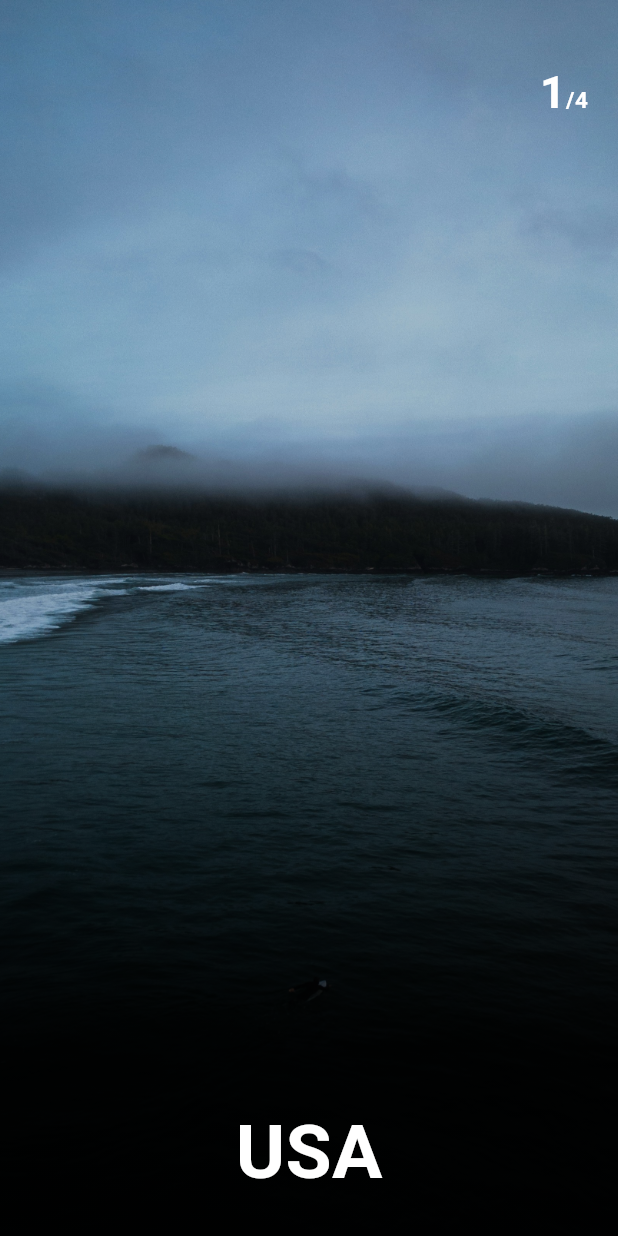
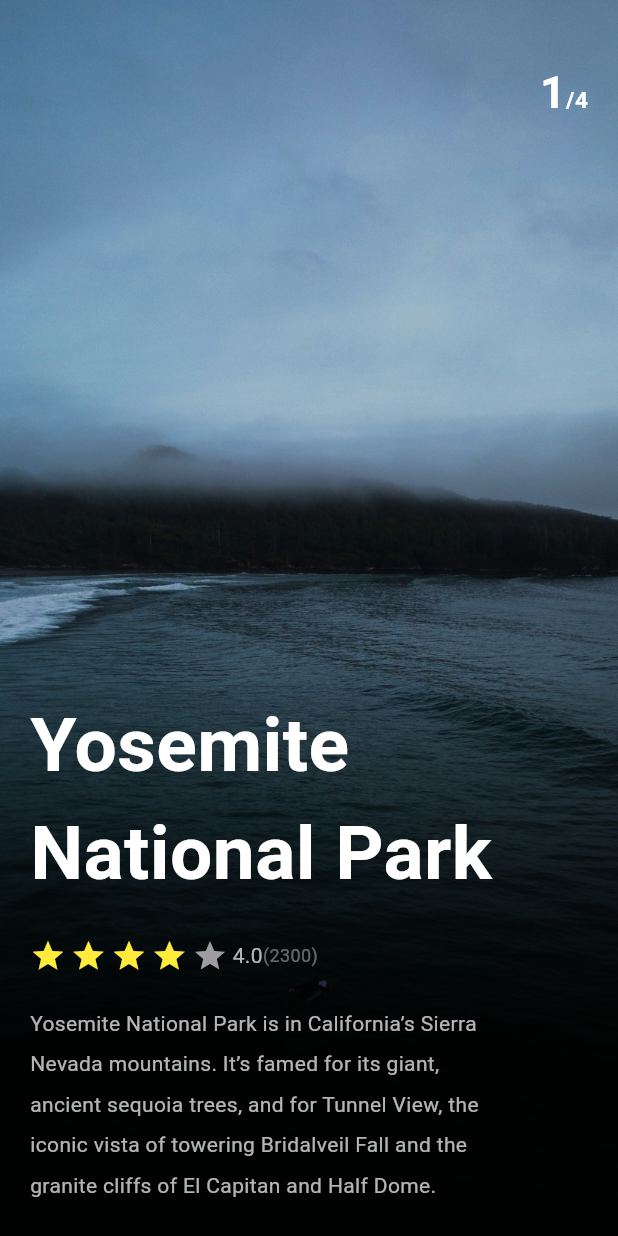
Before and after one commit to sydney1232/travel_ui, a Flutter app: the screen it shows after launch, on a phone screen of 412 x 824 dp. Run offline on Flutter 3.47's test engine with Material 3 defaults, Android fonts, the phone set to English and light mode, and no system bars.

Commit message:
Implemented text, image, and description

```diff
--- a/lib/main.dart
+++ b/lib/main.dart
@@ -1,11 +1,9 @@
 import 'package:flutter/material.dart';
 
-void main() => runApp(
-  MaterialApp(
+void main() => runApp(MaterialApp(
       debugShowCheckedModeBanner: false,
       home: HomePage(),
-  )
-);
+    ));
 
 class HomePage extends StatefulWidget {
   const HomePage({super.key});
@@ -16,69 +14,143 @@ class HomePage extends StatefulWidget {
 
 class _HomePageState extends State<HomePage> {
   late PageController _pageController;
+  late int _pageNum;
 
   @override
   void initState() {
     // TODO: implement initState
+
     _pageController = PageController(
       initialPage: 0,
     )..addListener(_onScroll);
     super.initState();
   }
 
-  void _onScroll(){
-  print("sss");
-  }
+  void _onScroll() {}
 
-  Widget makePage({image}){
+  Widget makePage({descrption, image, title}) {
     return Container(
       decoration: BoxDecoration(
           image: DecorationImage(
-          image:AssetImage(image),
+        image: AssetImage(image),
         fit: BoxFit.cover,
-        )
-      ),
+      )),
       child: Container(
         decoration: BoxDecoration(
-          gradient: LinearGradient(
-            begin: Alignment.bottomRight,
-            stops: [0.3, 0.9],
-            colors: [
+            gradient: LinearGradient(begin: Alignment.bottomRight, stops: [
+          0.3,
+          0.9
+        ], colors: [
           Colors.black.withOpacity(.9),
           Colors.black.withOpacity(.2),
-            ]
-          )
-        ),
+        ])),
         child: Padding(
           padding: EdgeInsets.all(20),
           child: Column(
+            crossAxisAlignment: CrossAxisAlignment.start,
             children: <Widget>[
-              SizedBox(height: 20,),
+              SizedBox(
+                height: 20,
+              ),
               Row(
                 mainAxisAlignment: MainAxisAlignment.end,
                 crossAxisAlignment: CrossAxisAlignment.baseline,
                 textBaseline: TextBaseline.alphabetic,
                 children: [
-                  Text("1", style: TextStyle(color: Colors.white, fontSize: 30, fontWeight: FontWeight.bold)),
-                  Text("/4", style: TextStyle(color: Colors.white, fontSize: 15, fontWeight: FontWeight.bold)),
+                  Text("1",
+                      style: TextStyle(
+                          color: Colors.white,
+                          fontSize: 30,
+                          fontWeight: FontWeight.bold)),
+                  Text("/4",
+                      style: TextStyle(
+                          color: Colors.white,
+                          fontSize: 15,
+                          fontWeight: FontWeight.bold)),
                 ],
-
               ),
-              Expanded(child: Column(
+              Expanded(
+                child: Column(
                   mainAxisAlignment: MainAxisAlignment.end,
                   crossAxisAlignment: CrossAxisAlignment.start,
                   children: [
-                  Text("USA", style: TextStyle(color: Colors.white, fontSize: 50, fontWeight: FontWeight.bold)),
+                    Text(
+                      title,
+                      style: TextStyle(
+                          color: Colors.white,
+                          fontSize: 50,
+                          fontWeight: FontWeight.bold),
+                    ),
+                    SizedBox(
+                      height: 20,
+                    ),
+                    Row(
+                      children: [
+                        Container(
+                          margin: EdgeInsets.only(right: 3),
+                          child: Icon(
+                            Icons.star,
+                            color: Colors.yellow,
+                          ),
+                        ),
+                        Container(
+                          margin: EdgeInsets.only(right: 3),
+                          child: Icon(
+                            Icons.star,
+                            color: Colors.yellow,
+                          ),
+                        ),
+                        Container(
+                          margin: EdgeInsets.only(right: 3),
+                          child: Icon(
+                            Icons.star,
+                            color: Colors.yellow,
+                          ),
+                        ),
+                        Container(
+                          margin: EdgeInsets.only(right: 3),
+                          child: Icon(
+                            Icons.star,
+                            color: Colors.yellow,
+                          ),
+                        ),
+                        Container(
+                          margin: EdgeInsets.only(right: 3),
+                          child: Icon(
+                            Icons.star,
+                            color: Colors.grey,
+                          ),
+                        ),
+                        Text(
+                          "4.0",
+                          style: TextStyle(color: Colors.white70),
+                        ),
+                        Text(
+                          "(2300)",
+                          style: TextStyle(color: Colors.white38, fontSize: 12),
+                        ),
                       ],
-              ))
+                    ),
+                    SizedBox(height: 20),
+                    Padding(
+                      padding: const EdgeInsets.only(right: 50),
+                      child: Text(
+                        descrption,
+                        style: TextStyle(
+                          color: Colors.white.withOpacity(.7),
+                          height: 1.9,
+                        ),
+                      ),
+                    ),
                   ],
-
+                ),
+              )
+            ],
           ),
         ),
       ),
     );
   }
-
 
   @override
   Widget build(BuildContext context) {
@@ -86,10 +158,27 @@ class _HomePageState extends State<HomePage> {
       body: PageView(
         controller: _pageController,
         children: <Widget>[
-          makePage(image: 'assets/images/one.jpg'),
-          makePage(image: 'assets/images/two.jpg'),
-          makePage(image: 'assets/images/three.jpg'),
-          makePage(image: 'assets/images/four.jpg'),
+          makePage(
+              descrption:
+                  "Yosemite National Park is in California’s Sierra Nevada mountains. It’s famed for its giant, ancient sequoia trees, and for Tunnel View, the iconic vista of towering Bridalveil Fall and the granite cliffs of El Capitan and Half Dome.",
+              title: "Yosemite National Park",
+              image: 'assets/images/one.jpg'),
+          makePage(
+              descrption:
+                  "The Golden Gate Bridge is a suspension bridge spanning the Golden Gate, the one-mile-wide strait connecting San Francisco Bay and the Pacific Ocean.",
+              title: "Golden Gate Bridge",
+              image: 'assets/images/two.jpg'),
+          makePage(
+            descrption:
+                "Sedona is regularly described as one of America's most beautiful places. Nowhere else will you find a landscape as dramatically colorful.",
+            title: "Sedona",
+            image: 'assets/images/three.jpg',
+          ),
+          makePage(
+              descrption:
+                  "Savannah, with its Spanish moss, Southern accents and creepy graveyards, is a lot like Charleston, South Carolina. But this city about 100 miles to the south has an eccentric streak.",
+              title: "Savannah",
+              image: 'assets/images/four.jpg'),
         ],
       ),
     );
```
Lines whose indentation alone changed are shown as unchanged.
